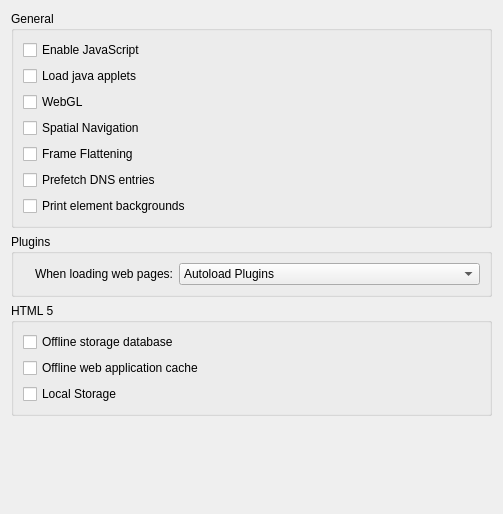
Above: src/settings/settings_webkit.ui from KDE/rekonq before the change. Below: the same form after it.
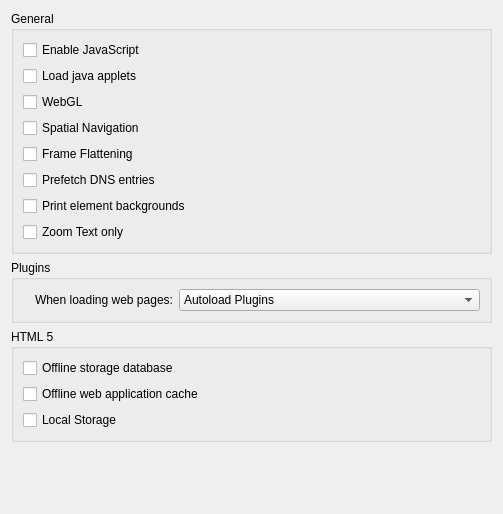
That is the form after the change. Custom widgets are drawn as their Qt base class.

Commit message:
Add zoom text only webkit feature settings
Piedro, because of your comment about Midori, I tried applying this.
I don't think this fixes your problem, but it surely "hides" the
bug ;)

Patch:
```diff
--- a/src/settings/settings_webkit.ui
+++ b/src/settings/settings_webkit.ui
@@ -72,6 +72,13 @@
         </property>
        </widget>
       </item>
+      <item>
+       <widget class="QCheckBox" name="kcfg_zoomTextOnly">
+        <property name="text">
+         <string>Zoom Text only</string>
+        </property>
+       </widget>
+      </item>
      </layout>
     </widget>
    </item>
```
The commit also changes 2 other files.
